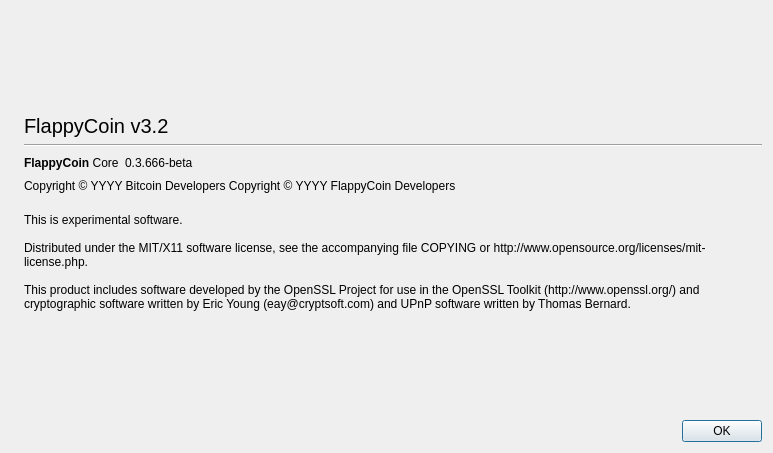
This is src/qt/forms/aboutdialog.ui in flaircoin/main as Qt 5 draws it before an edit. The edited form follows.
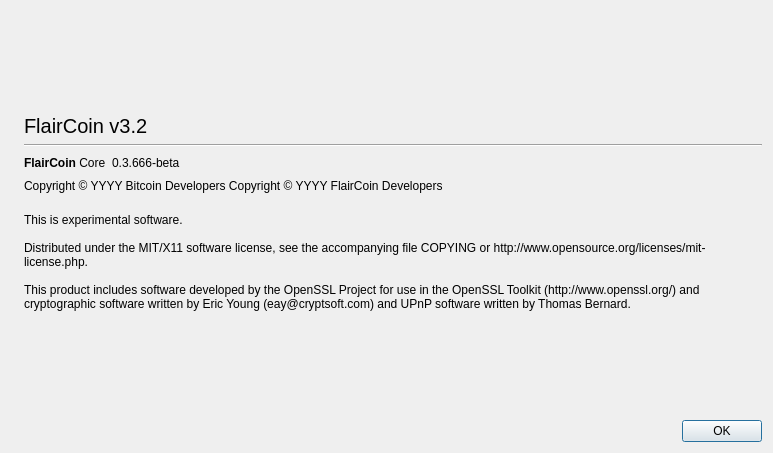
This is the edited form. Icons and pictures are not drawn.

Patch:
```diff
--- a/src/qt/forms/aboutdialog.ui
+++ b/src/qt/forms/aboutdialog.ui
@@ -52,7 +52,7 @@
           </font>
          </property>
          <property name="text">
-          <string>FlappyCoin v3.2</string>
+          <string>FlairCoin v3.2</string>
          </property>
         </widget>
        </item>
@@ -73,7 +73,7 @@
           <cursorShape>IBeamCursor</cursorShape>
          </property>
          <property name="text">
-          <string>&lt;html&gt;&lt;head/&gt;&lt;body&gt;&lt;p&gt;&lt;span style=&quot; font-weight:600;&quot;&gt;FlappyCoin &lt;/span&gt;Core&lt;/p&gt;&lt;/body&gt;&lt;/html&gt;</string>
+          <string>&lt;html&gt;&lt;head/&gt;&lt;body&gt;&lt;p&gt;&lt;span style=&quot; font-weight:600;&quot;&gt;FlairCoin &lt;/span&gt;Core&lt;/p&gt;&lt;/body&gt;&lt;/html&gt;</string>
          </property>
          <property name="textInteractionFlags">
           <set>Qt::LinksAccessibleByMouse|Qt::TextSelectableByKeyboard|Qt::TextSelectableByMouse</set>
@@ -115,7 +115,7 @@
        </property>
        <property name="text">
         <string notr="true">Copyright &amp;copy; YYYY Bitcoin Developers
-Copyright &amp;copy; YYYY FlappyCoin Developers</string>
+Copyright &amp;copy; YYYY FlairCoin Developers</string>
        </property>
        <property name="textFormat">
         <enum>Qt::RichText</enum>
```
Left out of the diff: 2 changed lines with no effect on the pictures.
